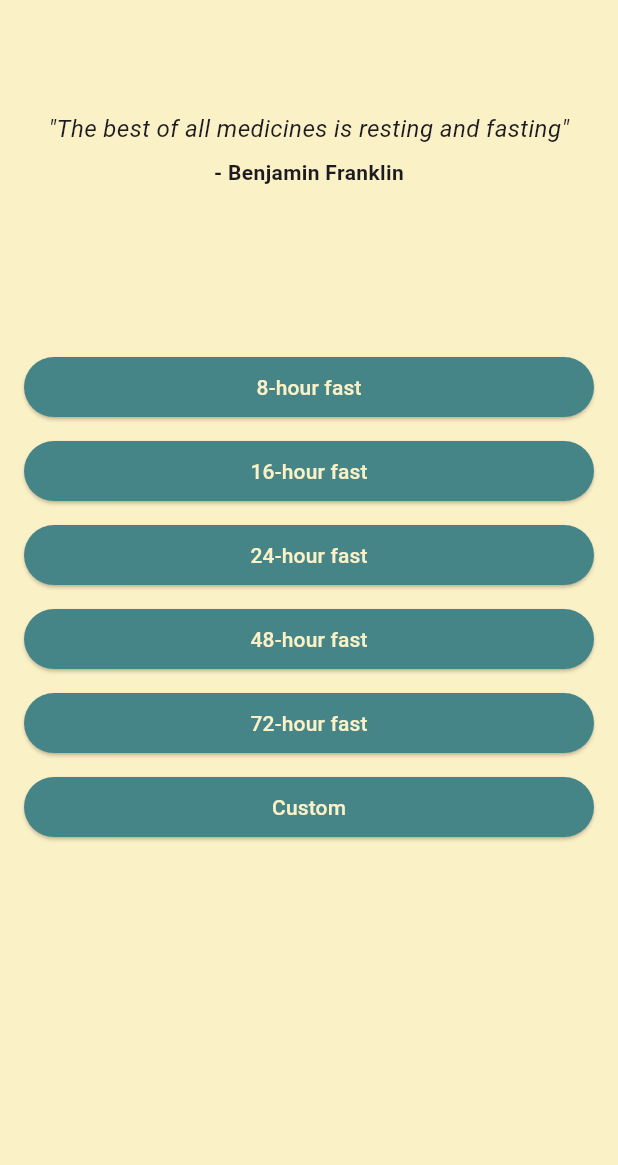
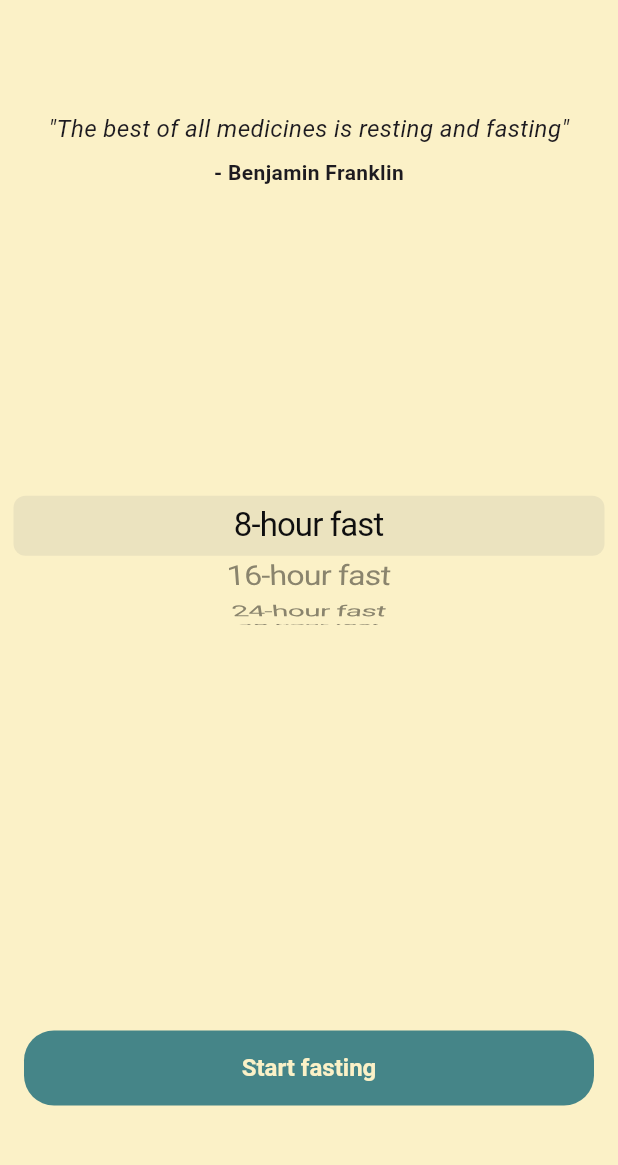
Before and after one commit to untreu2/humble, a Flutter app: the screen it shows after launch, on a phone screen of 412 x 824 dp, the part 63-1228 px from its top. Run offline on Flutter 3.47's test engine with Material 3 defaults, Android fonts, the phone set to English and light mode, and no system bars; our stand-ins replace shared_preferences.

Commit message:
Added CupertinoPicker wheel for fasting options and updated overall UI styling

```diff
--- a/lib/fasting_screen.dart
+++ b/lib/fasting_screen.dart
@@ -1,7 +1,7 @@
 import 'dart:async';
 import 'dart:math';
+import 'package:flutter/cupertino.dart';
 import 'package:flutter/material.dart';
-
 import 'format_utils.dart';
 import 'message_utils.dart';
 import 'donate_dialog.dart';
@@ -12,13 +12,15 @@ import 'quotes.dart';
 class FastingScreen extends StatefulWidget {
   final VoidCallback toggleDarkMode;
 
-  const FastingScreen({Key? key, required this.toggleDarkMode}) : super(key: key);
+  const FastingScreen({Key? key, required this.toggleDarkMode})
+      : super(key: key);
 
   @override
   _FastingScreenState createState() => _FastingScreenState();
 }
 
-class _FastingScreenState extends State<FastingScreen> with TickerProviderStateMixin {
+class _FastingScreenState extends State<FastingScreen>
+    with TickerProviderStateMixin {
   DateTime? _lastMealTime;
   Timer? _timer;
   Duration _elapsedTime = const Duration(seconds: 0);
@@ -26,9 +28,8 @@ class _FastingScreenState extends State<FastingScreen> with TickerProviderStateM
   bool _timerRunning = false;
   List<Duration> _fastDurations = [];
   final List<int> _fastingOptions = [8, 16, 24, 48, 72];
-
+  int _selectedFastingIndex = 0;
   Quote? _randomQuote;
-
   late AnimationController _quoteController;
   late Animation<double> _quoteAnimation;
   late AnimationController _progressController;
@@ -37,15 +38,15 @@ class _FastingScreenState extends State<FastingScreen> with TickerProviderStateM
   void initState() {
     super.initState();
     _quoteController = AnimationController(
-      duration: const Duration(milliseconds: 300),
+      duration: const Duration(milliseconds: 500),
       vsync: this,
     );
     _quoteAnimation = CurvedAnimation(
       parent: _quoteController,
-      curve: Curves.easeIn,
+      curve: Curves.easeOut,
     );
     _progressController = AnimationController(
-      duration: const Duration(milliseconds: 300),
+      duration: const Duration(milliseconds: 500),
       vsync: this,
     );
     _loadData();
@@ -95,7 +96,9 @@ class _FastingScreenState extends State<FastingScreen> with TickerProviderStateM
   }
 
   void _updateElapsedTime(Timer timer) {
-    if (_lastMealTime != null && _timerRunning && _selectedFastingGoal != null) {
+    if (_lastMealTime != null &&
+        _timerRunning &&
+        _selectedFastingGoal != null) {
       setState(() {
         _elapsedTime = DateTime.now().difference(_lastMealTime!);
         _progressController.forward(from: 0.0);
@@ -192,58 +195,42 @@ class _FastingScreenState extends State<FastingScreen> with TickerProviderStateM
     );
   }
 
-  Widget _buildFastingButton(String text, VoidCallback onPressed) {
-    return Padding(
-      padding: const EdgeInsets.symmetric(vertical: 4.0),
-      child: ElevatedButton(
-        onPressed: onPressed,
-        style: ElevatedButton.styleFrom(
-          minimumSize: const Size(double.infinity, 40),
-        ),
-        child: Text(text),
-      ),
-    );
-  }
-
   Widget _buildFastingOptions() {
-    return Padding(
-      key: const ValueKey('fastingOptions'),
-      padding: const EdgeInsets.symmetric(horizontal: 16.0),
-      child: Column(
-        mainAxisSize: MainAxisSize.min,
-        crossAxisAlignment: CrossAxisAlignment.stretch,
-        children: [
-          ..._fastingOptions.map((hours) {
-            return ScaleTransition(
-              scale: Tween<double>(begin: 1.0, end: 1.05).animate(
-                CurvedAnimation(
-                  parent: _progressController,
-                  curve: Curves.easeInOut,
+    final List<Widget> pickerItems = [
+      for (int hours in _fastingOptions)
+        Center(
+          child: Text(
+            '$hours-hour fast',
+            style: const TextStyle(fontSize: 22),
           ),
         ),
-              child: _buildFastingButton('$hours-hour fast', () {
-                setState(() {
-                  _selectedFastingGoal = Duration(hours: hours);
-                  _lastMealTime = DateTime.now();
-                  saveLastMealTime(_lastMealTime);
-                  saveSelectedFastingGoal(_selectedFastingGoal);
-                  _startTimer();
-                  _selectRandomQuote();
-                });
-              }),
-            );
-          }).toList(),
-          ScaleTransition(
-            scale: Tween<double>(begin: 1.0, end: 1.05).animate(
-              CurvedAnimation(
-                parent: _progressController,
-                curve: Curves.easeInOut,
+      const Center(
+        child: Text(
+          'Custom',
+          style: TextStyle(fontSize: 22),
         ),
       ),
-            child: _buildFastingButton('Custom', _showCustomFastingDialog),
+    ];
+
+    return Column(
+      mainAxisSize: MainAxisSize.min,
+      children: [
+        SizedBox(
+          height: 150,
+          child: CupertinoPicker(
+            backgroundColor: Theme.of(context).scaffoldBackgroundColor,
+            itemExtent: 40,
+            scrollController:
+                FixedExtentScrollController(initialItem: _selectedFastingIndex),
+            onSelectedItemChanged: (int index) {
+              setState(() {
+                _selectedFastingIndex = index;
+              });
+            },
+            children: pickerItems,
+          ),
         ),
       ],
-      ),
     );
   }
 
@@ -314,11 +301,62 @@ class _FastingScreenState extends State<FastingScreen> with TickerProviderStateM
     );
   }
 
+  Widget _buildActionButton() {
+    final bool fastingActive = _lastMealTime != null;
+    return ElevatedButton(
+      onPressed: () {
+        if (!fastingActive) {
+          if (_selectedFastingIndex < _fastingOptions.length) {
+            setState(() {
+              int hours = _fastingOptions[_selectedFastingIndex];
+              _selectedFastingGoal = Duration(hours: hours);
+              _lastMealTime = DateTime.now();
+              saveLastMealTime(_lastMealTime);
+              saveSelectedFastingGoal(_selectedFastingGoal);
+              _startTimer();
+              _selectRandomQuote();
+            });
+          } else {
+            _showCustomFastingDialog();
+          }
+        } else {
+          setState(() {
+            saveLastMealTime(null);
+            saveSelectedFastingGoal(null);
+            _fastDurations.insert(0, _elapsedTime);
+            saveFastDurations(_fastDurations);
+            _lastMealTime = null;
+            _elapsedTime = const Duration(seconds: 0);
+            _selectedFastingGoal = null;
+            _stopTimer();
+            _selectRandomQuote();
+          });
+        }
+      },
+      style: ElevatedButton.styleFrom(
+        minimumSize: const Size(double.infinity, 50),
+        padding: const EdgeInsets.symmetric(vertical: 12, horizontal: 16),
+        elevation: 0,
+        backgroundColor: Theme.of(context).colorScheme.primary,
+        shape: RoundedRectangleBorder(
+          borderRadius: BorderRadius.circular(20),
+        ),
+        textStyle: const TextStyle(
+          fontSize: 16,
+          fontWeight: FontWeight.w600,
+        ),
+      ),
+      child: Text(fastingActive ? 'End fasting' : 'Start fasting'),
+    );
+  }
+
   @override
   Widget build(BuildContext context) {
     Duration remainingTime = _calculateRemainingTime();
-    bool fastingCompleted = remainingTime <= Duration.zero && _selectedFastingGoal != null;
+    bool fastingCompleted =
+        remainingTime <= Duration.zero && _selectedFastingGoal != null;
     String message = calculateMessage(_elapsedTime);
+
     return Scaffold(
       appBar: AppBar(
         title: const Text(
@@ -339,7 +377,8 @@ class _FastingScreenState extends State<FastingScreen> with TickerProviderStateM
               Navigator.push(
                 context,
                 MaterialPageRoute(
-                  builder: (context) => AllDurationsPage(durations: _fastDurations),
+                  builder: (context) =>
+                      AllDurationsPage(durations: _fastDurations),
                 ),
               );
             },
@@ -396,20 +435,13 @@ class _FastingScreenState extends State<FastingScreen> with TickerProviderStateM
           Center(
             child: SingleChildScrollView(
               child: AnimatedSwitcher(
-                duration: const Duration(milliseconds: 700),
+                duration: const Duration(milliseconds: 500),
                 transitionBuilder: (Widget child, Animation<double> animation) {
-                  return SlideTransition(
-                    position: Tween<Offset>(
-                      begin: const Offset(0.0, 1.0),
-                      end: Offset.zero,
-                    ).animate(
-                      CurvedAnimation(
-                        parent: animation,
-                        curve: Curves.easeOutCubic,
-                      ),
-                    ),
-                    child: FadeTransition(
+                  return FadeTransition(
                     opacity: animation,
+                    child: ScaleTransition(
+                      scale: Tween<double>(begin: 1.0, end: 1.0)
+                          .animate(animation),
                       child: child,
                     ),
                   );
@@ -422,31 +454,10 @@ class _FastingScreenState extends State<FastingScreen> with TickerProviderStateM
           ),
         ],
       ),
-      bottomNavigationBar: _lastMealTime != null
-          ? Container(
-              width: double.infinity,
+      bottomNavigationBar: Container(
         padding: const EdgeInsets.only(left: 16.0, right: 16.0, bottom: 45.0),
-              child: ElevatedButton(
-                onPressed: () {
-                  setState(() {
-                    saveLastMealTime(null);
-                    saveSelectedFastingGoal(null);
-                    _fastDurations.insert(0, _elapsedTime);
-                    saveFastDurations(_fastDurations);
-                    _lastMealTime = null;
-                    _elapsedTime = const Duration(seconds: 0);
-                    _selectedFastingGoal = null;
-                    _stopTimer();
-                    _selectRandomQuote();
-                  });
-                },
-                style: ElevatedButton.styleFrom(
-                  minimumSize: const Size(double.infinity, 50),
+        child: _buildActionButton(),
       ),
-                child: const Text("End fasting"),
-              ),
-            )
-          : null,
     );
   }
 }
--- a/pubspec.yaml
+++ b/pubspec.yaml
@@ -2,7 +2,7 @@ name: humble
 description: "Open-source fasting app."
 # The following line prevents the package from being accidentally published to
 # pub.dev using `flutter pub publish`. This is preferred for private packages.
-publish_to: 'none' # Remove this line if you wish to publish to pub.dev
+publish_to: "none" # Remove this line if you wish to publish to pub.dev
 
 # The following defines the version and build number for your application.
 # A version number is three numbers separated by dots, like 1.2.43
@@ -19,7 +19,7 @@ publish_to: 'none' # Remove this line if you wish to publish to pub.dev
 version: 2.2.0+4
 
 environment:
-  sdk: '>=3.4.3 <4.0.0'
+  sdk: ">=3.4.3 <4.0.0"
 
 # Dependencies specify other packages that your package needs in order to work.
 # To automatically upgrade your package dependencies to the latest versions
@@ -32,7 +32,6 @@ dependencies:
     sdk: flutter
   shared_preferences: ^2.0.0
   intl: ^0.17.0
-
 
   # The following adds the Cupertino Icons font to your application.
   # Use with the CupertinoIcons class for iOS style icons.
```
Lines whose indentation alone changed are shown as unchanged.
